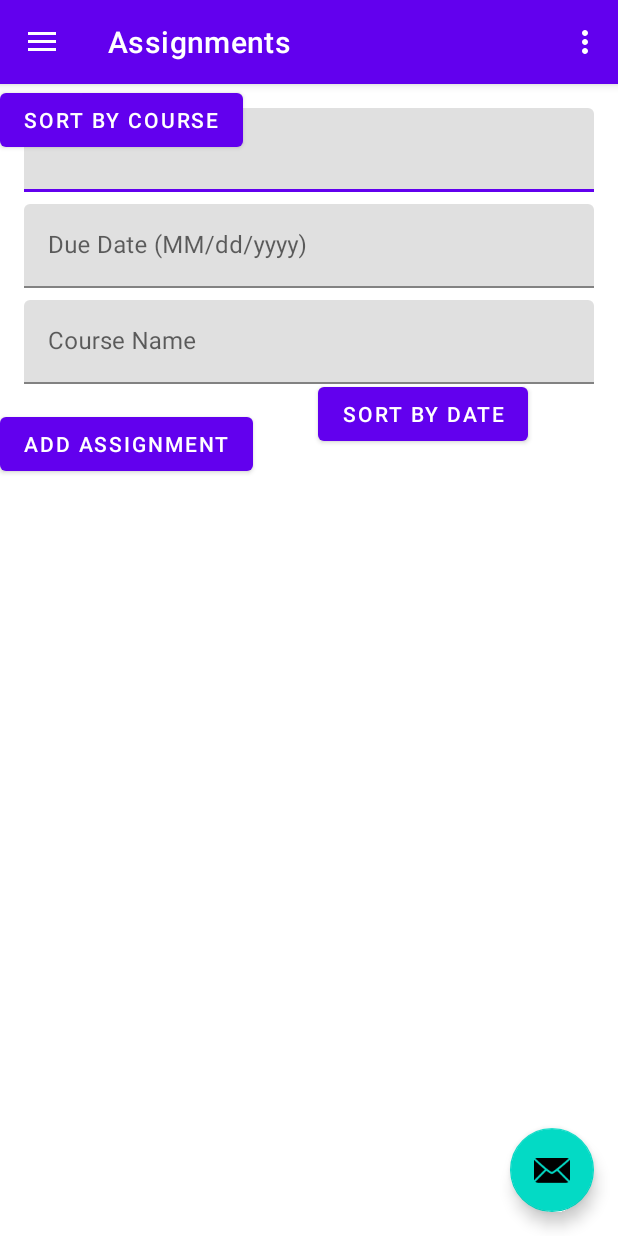
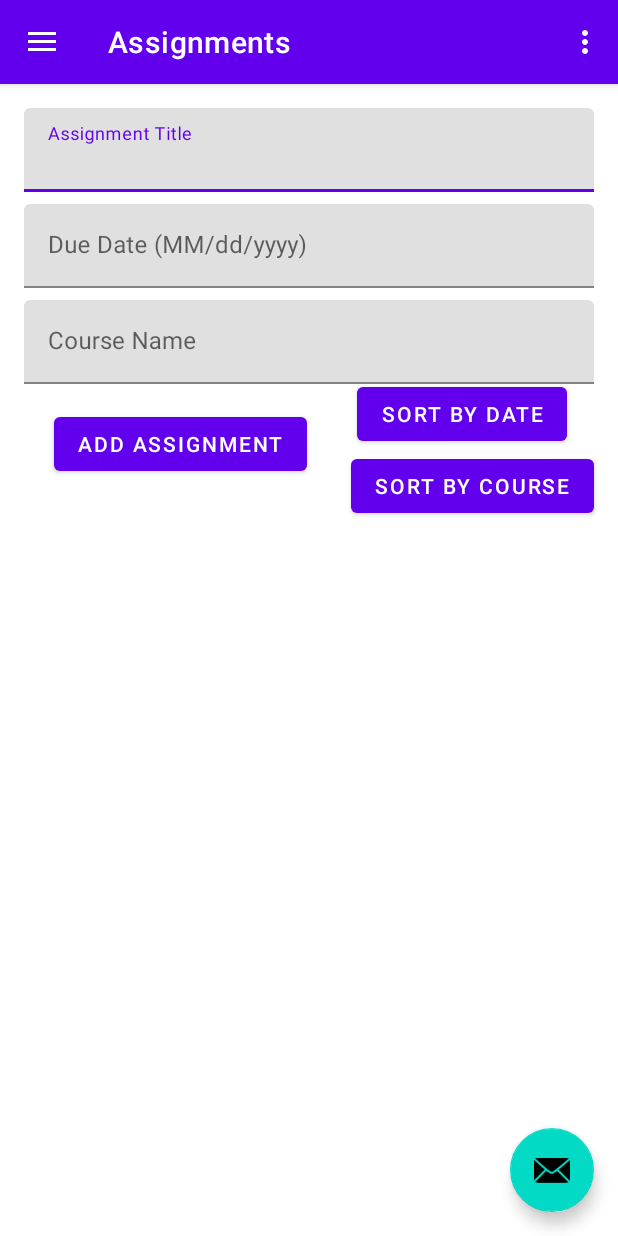
Before and after one commit to samcarozzi/Project1_2340, an Android app: the screen it shows after launch (MainActivity), in the side drawer, after a tap on "Assignments", on a phone screen of 412 x 824 dp. Run offline under Robolectric (Android 15) with nearby library versions, the phone set to English and light mode, and no system bars; our stand-ins replace navigation-ui.

```diff
--- a/app/src/main/res/layout/fragment_assignment.xml
+++ b/app/src/main/res/layout/fragment_assignment.xml
@@ -65,6 +65,7 @@
         android:id="@+id/addAssignmentButton"
         android:layout_width="wrap_content"
         android:layout_height="wrap_content"
+        android:layout_marginStart="36dp"
         android:layout_marginTop="16dp"
         android:layout_marginBottom="16dp"
         android:text="Add Assignment"
@@ -89,9 +90,10 @@
         android:id="@+id/sortByDateButton"
         android:layout_width="wrap_content"
         android:layout_height="wrap_content"
-        android:layout_marginStart="212dp"
         android:layout_marginTop="196dp"
         android:text="Sort by Date"
+        app:layout_constraintEnd_toEndOf="parent"
+        app:layout_constraintHorizontal_bias="0.874"
         app:layout_constraintStart_toStartOf="parent"
         app:layout_constraintTop_toTopOf="parent" />
 
@@ -100,7 +102,9 @@
         android:layout_width="wrap_content"
         android:layout_height="wrap_content"
         android:text="Sort by Course"
-        tools:layout_editor_absoluteX="205dp"
-        tools:layout_editor_absoluteY="239dp" />
+        app:layout_constraintEnd_toEndOf="parent"
+        app:layout_constraintHorizontal_bias="0.935"
+        app:layout_constraintStart_toStartOf="parent"
+        app:layout_constraintTop_toBottomOf="@+id/sortByDateButton" />
 
 </androidx.constraintlayout.widget.ConstraintLayout>
```
